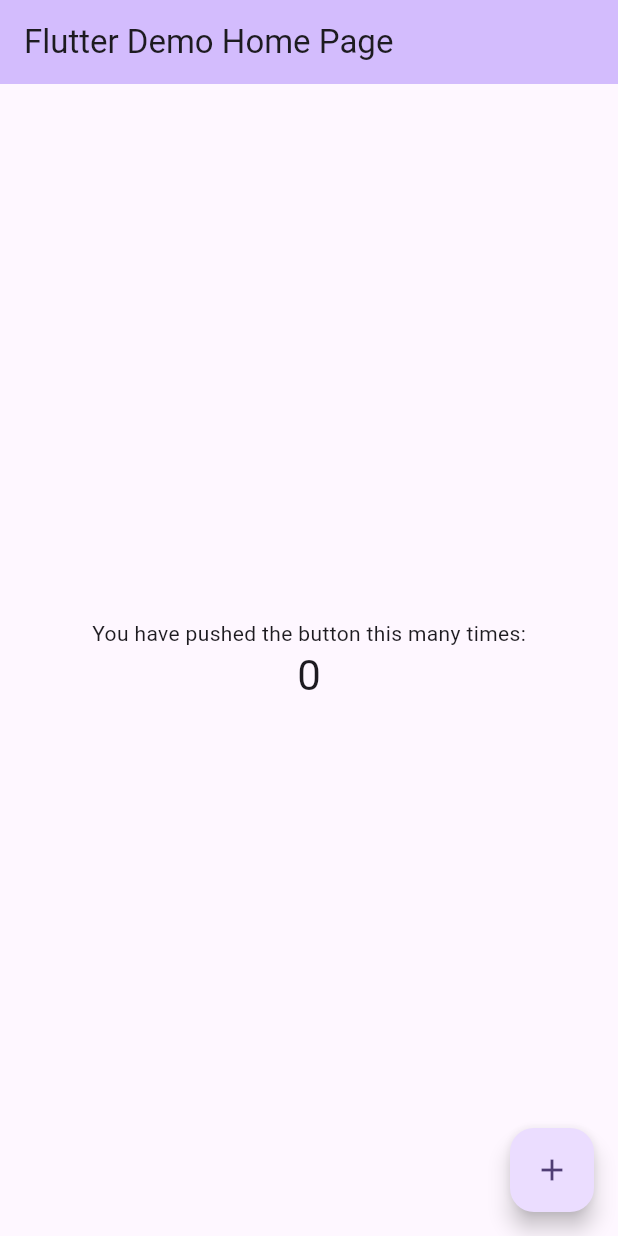
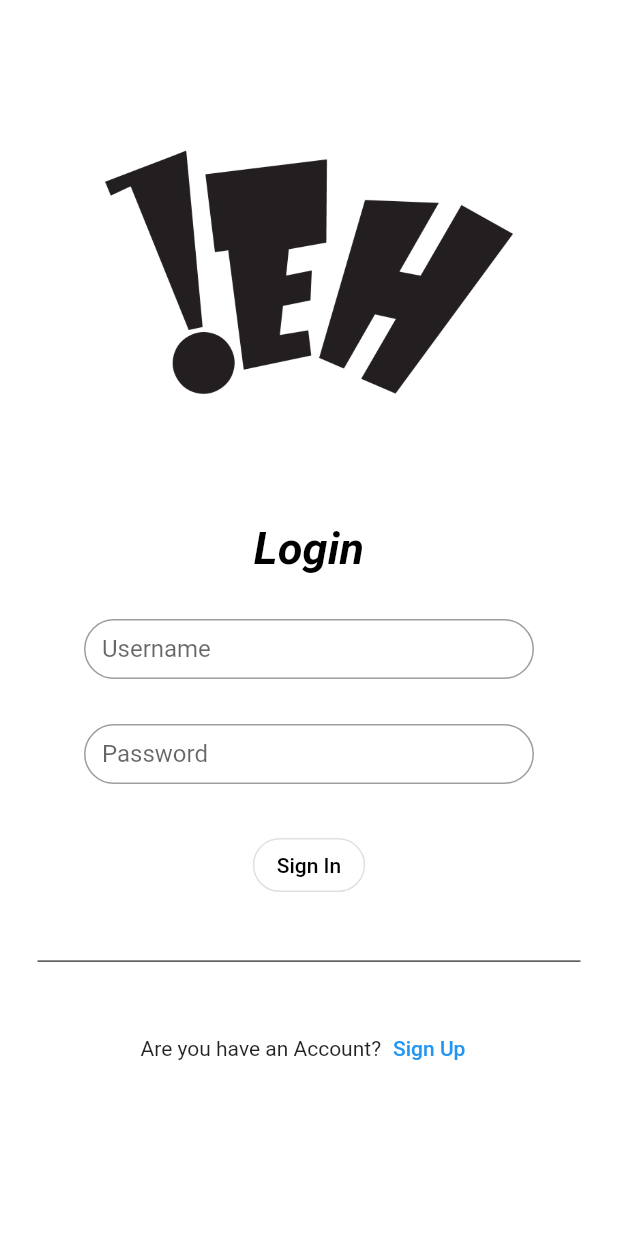
Before and after one commit to sahil4221/event_hub, a Flutter app: the screen it shows after launch, on a phone screen of 412 x 824 dp. Run offline on Flutter 3.47's test engine with Material 2 defaults, Android fonts, the phone set to English and light mode, and no system bars.

Commit message:
Login page UI updated

```diff
--- a/lib/main.dart
+++ b/lib/main.dart
@@ -1,3 +1,4 @@
+import 'package:event_hub/screens/auth.dart';
 import 'package:flutter/material.dart';
 
 void main() {
@@ -7,119 +8,11 @@ void main() {
 class MyApp extends StatelessWidget {
   const MyApp({super.key});
 
-  // This widget is the root of your application.
   @override
   Widget build(BuildContext context) {
-    return MaterialApp(
-      title: 'Flutter Demo',
-      theme: ThemeData(
-        // This is the theme of your application.
-        //
-        // TRY THIS: Try running your application with "flutter run". You'll see
-        // the application has a blue toolbar. Then, without quitting the app,
-        // try changing the seedColor in the colorScheme below to Colors.green
-        // and then invoke "hot reload" (save your changes or press the "hot
-        // reload" button in a Flutter-supported IDE, or press "r" if you used
-        // the command line to start the app).
-        //
-        // Notice that the counter didn't reset back to zero; the application
-        // state is not lost during the reload. To reset the state, use hot
-        // restart instead.
-        //
-        // This works for code too, not just values: Most code changes can be
-        // tested with just a hot reload.
-        colorScheme: ColorScheme.fromSeed(seedColor: Colors.deepPurple),
-        useMaterial3: true,
-      ),
-      home: const MyHomePage(title: 'Flutter Demo Home Page'),
+    return const MaterialApp(
+      debugShowCheckedModeBanner: false,
+      home: SignIn(),
     );
   }
 }
-
-class MyHomePage extends StatefulWidget {
-  const MyHomePage({super.key, required this.title});
-
-  // This widget is the home page of your application. It is stateful, meaning
-  // that it has a State object (defined below) that contains fields that affect
-  // how it looks.
-
-  // This class is the configuration for the state. It holds the values (in this
-  // case the title) provided by the parent (in this case the App widget) and
-  // used by the build method of the State. Fields in a Widget subclass are
-  // always marked "final".
-
-  final String title;
-
-  @override
-  State<MyHomePage> createState() => _MyHomePageState();
-}
-
-class _MyHomePageState extends State<MyHomePage> {
-  int _counter = 0;
-
-  void _incrementCounter() {
-    setState(() {
-      // This call to setState tells the Flutter framework that something has
-      // changed in this State, which causes it to rerun the build method below
-      // so that the display can reflect the updated values. If we changed
-      // _counter without calling setState(), then the build method would not be
-      // called again, and so nothing would appear to happen.
-      _counter++;
-    });
-  }
-
-  @override
-  Widget build(BuildContext context) {
-    // This method is rerun every time setState is called, for instance as done
-    // by the _incrementCounter method above.
-    //
-    // The Flutter framework has been optimized to make rerunning build methods
-    // fast, so that you can just rebuild anything that needs updating rather
-    // than having to individually change instances of widgets.
-    return Scaffold(
-      appBar: AppBar(
-        // TRY THIS: Try changing the color here to a specific color (to
-        // Colors.amber, perhaps?) and trigger a hot reload to see the AppBar
-        // change color while the other colors stay the same.
-        backgroundColor: Theme.of(context).colorScheme.inversePrimary,
-        // Here we take the value from the MyHomePage object that was created by
-        // the App.build method, and use it to set our appbar title.
-        title: Text(widget.title),
-      ),
-      body: Center(
-        // Center is a layout widget. It takes a single child and positions it
-        // in the middle of the parent.
-        child: Column(
-          // Column is also a layout widget. It takes a list of children and
-          // arranges them vertically. By default, it sizes itself to fit its
-          // children horizontally, and tries to be as tall as its parent.
-          //
-          // Column has various properties to control how it sizes itself and
-          // how it positions its children. Here we use mainAxisAlignment to
-          // center the children vertically; the main axis here is the vertical
-          // axis because Columns are vertical (the cross axis would be
-          // horizontal).
-          //
-          // TRY THIS: Invoke "debug painting" (choose the "Toggle Debug Paint"
-          // action in the IDE, or press "p" in the console), to see the
-          // wireframe for each widget.
-          mainAxisAlignment: MainAxisAlignment.center,
-          children: <Widget>[
-            const Text(
-              'You have pushed the button this many times:',
-            ),
-            Text(
-              '$_counter',
-              style: Theme.of(context).textTheme.headlineMedium,
-            ),
-          ],
-        ),
-      ),
-      floatingActionButton: FloatingActionButton(
-        onPressed: _incrementCounter,
-        tooltip: 'Increment',
-        child: const Icon(Icons.add),
-      ), // This trailing comma makes auto-formatting nicer for build methods.
-    );
-  }
-}
--- /dev/null
+++ b/lib/screens/auth.dart
@@ -0,0 +1,115 @@
+import 'package:flutter/material.dart';
+
+class SignIn extends StatefulWidget {
+  const SignIn({super.key});
+
+  @override
+  State<SignIn> createState() => _SignInState();
+}
+
+class _SignInState extends State<SignIn> {
+  @override
+  Widget build(BuildContext context) {
+    return Scaffold(
+      backgroundColor: Colors.white,
+      body: Column(
+        children: [
+          const SizedBox(
+            height: 45,
+          ),
+          Container(
+            alignment: Alignment.center,
+            child: Image.asset(
+              'assets/images/eh-logo.png',
+              scale: 2.2,
+            ),
+          ),
+          const SizedBox(
+            height: 30,
+          ),
+          const Text(
+            'Login',
+            style: TextStyle(
+              color: Colors.black,
+              fontSize: 30,
+              fontWeight: FontWeight.bold,
+              fontStyle: FontStyle.italic,
+            ),
+          ),
+          const SizedBox(
+            height: 30,
+          ),
+          SizedBox(
+            width: 300,
+            height: 40,
+            child: TextField(
+              decoration: InputDecoration(
+                labelText: 'Username',
+                border:
+                    OutlineInputBorder(borderRadius: BorderRadius.circular(20)),
+              ),
+              onChanged: (text) {
+                // Handle text input changes here
+              },
+            ),
+          ),
+          const SizedBox(
+            height: 30,
+          ),
+          SizedBox(
+            width: 300,
+            height: 40,
+            child: TextField(
+              decoration: InputDecoration(
+                labelText: 'Password',
+                border:
+                    OutlineInputBorder(borderRadius: BorderRadius.circular(20)),
+              ),
+              onChanged: (text) {
+                // Handle text input changes here
+              },
+            ),
+          ),
+          const SizedBox(
+            height: 30,
+          ),
+          OutlinedButton(
+            onPressed: () {},
+            style: OutlinedButton.styleFrom(
+              shape: RoundedRectangleBorder(
+                borderRadius: BorderRadius.circular(20),
+              ),
+            ),
+            child: const Text(
+              'Sign In',
+              style: TextStyle(color: Colors.black),
+            ),
+          ),
+          const SizedBox(
+            height: 7,
+          ),
+          const Padding(
+            padding: EdgeInsets.all(25.0),
+            child: Divider(
+              color: Colors.black,
+              thickness: 0.7,
+            ),
+          ),
+          const SizedBox(
+            height: 1,
+          ),
+          Row(
+            mainAxisAlignment: MainAxisAlignment.center,
+            children: [
+              const Text('Are you have an Account?'),
+              TextButton(
+                onPressed: () {},
+                child: const Text('Sign Up'),
+              ),
+            ],
+          ),
+        ],
+      ),
+    );
+  }
+}
--- a/pubspec.yaml
+++ b/pubspec.yaml
@@ -59,8 +59,8 @@ flutter:
   uses-material-design: true
 
   # To add assets to your application, add an assets section, like this:
-  # assets:
-  #   - images/a_dot_burr.jpeg
+  assets:
+    - assets/images/
   #   - images/a_dot_ham.jpeg
 
   # An image asset can refer to one or more resolution-specific "variants", see
```
Also changed, not shown: assets/images/eh-logo.png (added).
